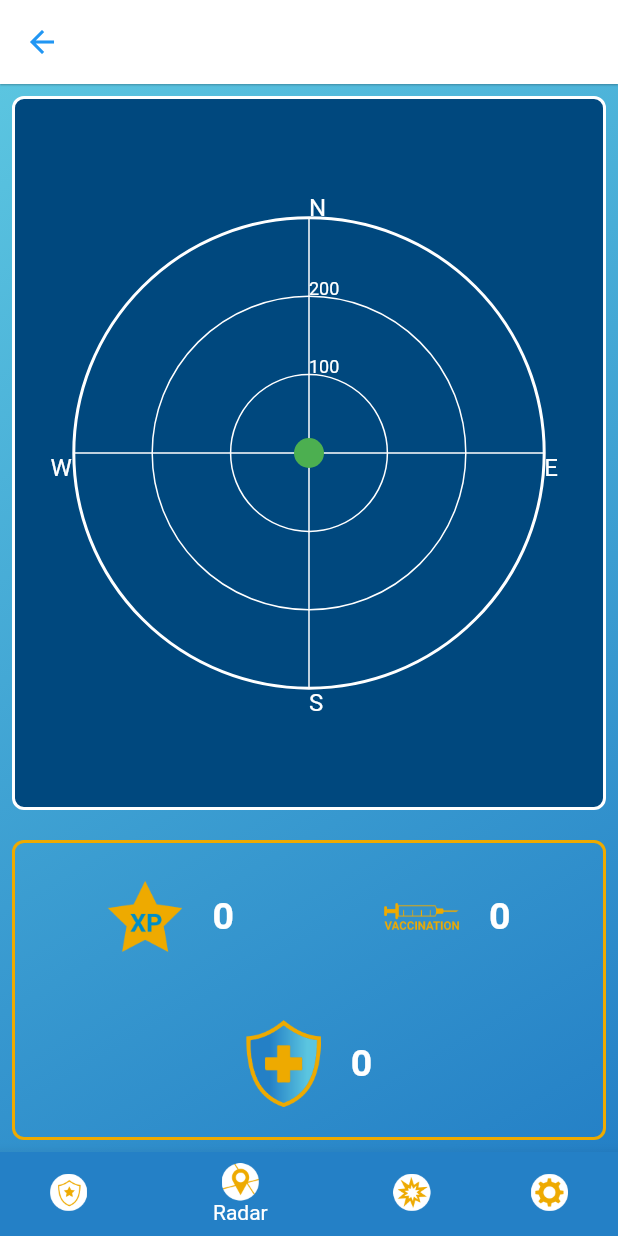
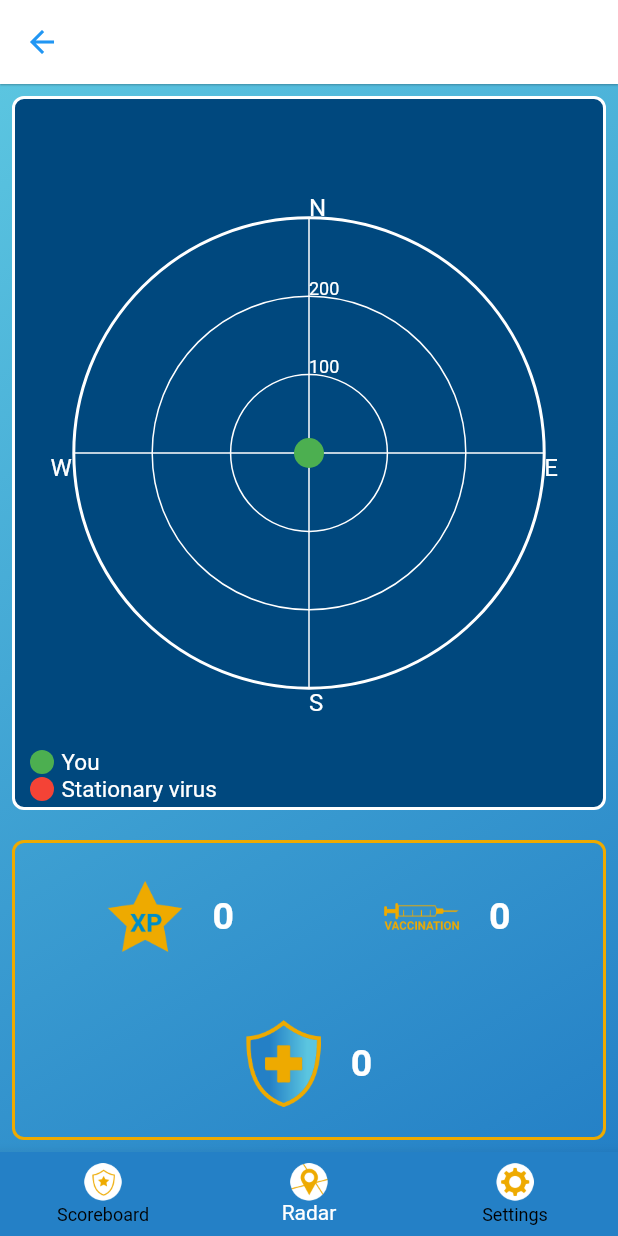
Before and after one commit to vttresearch/PandeVITA-App, a Flutter app: the HomePage screen opened by its route, item 2 of the bottom bar chosen, on a phone screen of 412 x 824 dp. Run offline on Flutter 3.47's test engine with Material 2 defaults, Android fonts, the phone set to English and light mode, and no system bars; our stand-ins replace flutter_secure_storage, flutter_svg, get, latlong2, location, permission_handler and 1 more; missing offline and left inert: flutter_beacon, flutter_foreground_task, flutter_osm_plugin; accounts and stored records are empty; statements that could not run were skipped.

Commit message:
UI improvements
UI improvements in the app, in radar and in the settings

```diff
--- a/lib/view/home_page.dart
+++ b/lib/view/home_page.dart
@@ -295,10 +295,10 @@ Widget build(BuildContext context) {
                   padding: const EdgeInsets.all(8),
                   child: TabMap(),
                 ),
-                Padding(
+               /* Padding(
                   padding: const EdgeInsets.all(8),
                   child: TabAction(),
-                ),
+                ),*/
                 Padding(
                   padding: const EdgeInsets.all(8),
                   child: SettingsPage(),
@@ -306,7 +306,10 @@ Widget build(BuildContext context) {
               ],
             )),
         bottomNavigationBar: BottomNavigationBar(
+          backgroundColor: const Color.fromARGB(255, 36, 128, 198),
           currentIndex: currentIndex,
+          selectedItemColor: Colors.white,
+          unselectedItemColor: Colors.black,
           onTap: (index) {
             setState(() {
               currentIndex = index;
@@ -320,21 +323,21 @@ Widget build(BuildContext context) {
           },
           items: [
             BottomNavigationBarItem(
-                backgroundColor: const Color.fromARGB(255, 36, 128, 198),
+                //backgroundColor: const Color.fromARGB(255, 36, 128, 198),
                 icon: Image.asset('images/league_icon.png', width: 25),
                 label: 'Scoreboard'),
             BottomNavigationBarItem(
-              backgroundColor: const Color.fromARGB(255, 36, 128, 198),
+              //backgroundColor: const Color.fromARGB(255, 36, 128, 198),
               icon: Image.asset('images/map_icon.png', width: 25),
               label: 'Radar',
             ),
-            BottomNavigationBarItem(
+           /* BottomNavigationBarItem(
               backgroundColor: const Color.fromARGB(255, 36, 128, 198),
               icon: Image.asset('images/action_icon.png', width: 25),
               label: 'Action',
-            ),
+            ),*/
             BottomNavigationBarItem(
-              backgroundColor: const Color.fromARGB(255, 36, 128, 198),
+              //backgroundColor: const Color.fromARGB(255, 36, 128, 198),
               icon: Image.asset('images/settings_icon.png', width: 25),
               label: 'Settings',
             )
--- a/lib/view/radar.dart
+++ b/lib/view/radar.dart
@@ -58,24 +58,59 @@ class RadarState extends State<Radar> with TickerProviderStateMixin {
 
   @override
   Widget build(BuildContext context) {
-    return AnimatedBuilder(
+    return Stack(
+        children : [
+        AnimatedBuilder(
         animation: _controller,
         builder: (_, __) {
           return CustomPaint(
             size: const Size(double.infinity, double.infinity),
             painter: RadarPainter(userLocation, virusLocations),
           );
-        });
+        }),
+          Column(
+            mainAxisAlignment: MainAxisAlignment.end,
+            children: [
+              Row(
+                mainAxisAlignment: MainAxisAlignment.start,
+                children: const [
+                  SizedBox(width: 10),
+                  CircleAvatar(
+                    radius: 8,
+                    backgroundColor: Colors.green,
+                  ),
+                  SizedBox(width: 5),
+                  Text("You", style: TextStyle(
+                    color: Colors.white, fontSize: 15
+                  ))
+                ]
+              ),
+              Row(
+                  mainAxisAlignment: MainAxisAlignment.start,
+                  children: const [
+                    SizedBox(width: 10),
+                    CircleAvatar(
+                      radius: 8,
+                      backgroundColor: Colors.red,
+                    ),
+                    SizedBox(width: 5),
+                    Text("Stationary virus", style: TextStyle(
+                        color: Colors.white, fontSize: 15
+                    )),
+                  ]
+              ),
+              const SizedBox(height: 3)
+            ],
+          )
+        ]);
   }
 
   /**
    * Initialize the location service for tracking the user.
    */
   void initLocationService() async {
-    /** await locationService.changeSettings(
-        accuracy: LocationAccuracy.high,
-        interval: 1000,
-        );*/
+    await locationService.changeSettings(
+        accuracy: LocationAccuracy.high, interval: 3000, distanceFilter: 5);
 
     LocationData? location;
     bool serviceEnabled;
@@ -101,11 +136,12 @@ class RadarState extends State<Radar> with TickerProviderStateMixin {
           return;
         }
       }
-      print("ALL GOOD LOCATION");
+      debugPrint("ALL GOOD LOCATION");
 
       location = await locationService.getLocation();
       var bk = locationService.isBackgroundModeEnabled();
-      print('locationisbackgroundmodeenabled $bk');
+      debugPrint('locationisbackgroundmodeenabled $bk');
+      debugPrint('currentlocation is $location');
       currentLocation = location;
       locationService.onLocationChanged.listen((LocationData result) async {
         if (mounted) {
@@ -114,12 +150,11 @@ class RadarState extends State<Radar> with TickerProviderStateMixin {
             userLocation =
                 LatLng(currentLocation!.latitude!, currentLocation!.longitude!);
           });
-          /*var snackBar = SnackBar(
-                content: Text("New location: " + userLocation.toString()),
-                duration: Duration(seconds: 1),
-              );
-              ScaffoldMessenger.of(context).showSnackBar(snackBar);*/
-
+          var snackBar = SnackBar(
+            content: Text("New location: " + userLocation.toString()),
+            duration: const Duration(seconds: 1),
+          );
+          ScaffoldMessenger.of(context).showSnackBar(snackBar);
         }
       });
     } on PlatformException catch (e) {
@@ -220,6 +255,8 @@ class RadarPainter extends CustomPainter {
 
       canvas.drawCircle(centerOffset, tickRadius, ticksPaint);
 
+
+
       TextPainter(
         text: TextSpan(
           text: tick.toString(),
@@ -232,6 +269,8 @@ class RadarPainter extends CustomPainter {
         ..paint(
             canvas, Offset(centerX, centerY - tickRadius - tickLabelFontSize));
     });
+
+
 
     var features = ["N", "E", "S", "W"];
     var angle = (2 * pi) / features.length;
```
Also changed, not shown: lib/Utility/styles.dart (+10 -0 lines), lib/view/settings_page.dart (+36 -30 lines), images/add_button.png (added), images/delete_button.png (added), images/individual_icon.png (added), images/team_icon.png (added).
